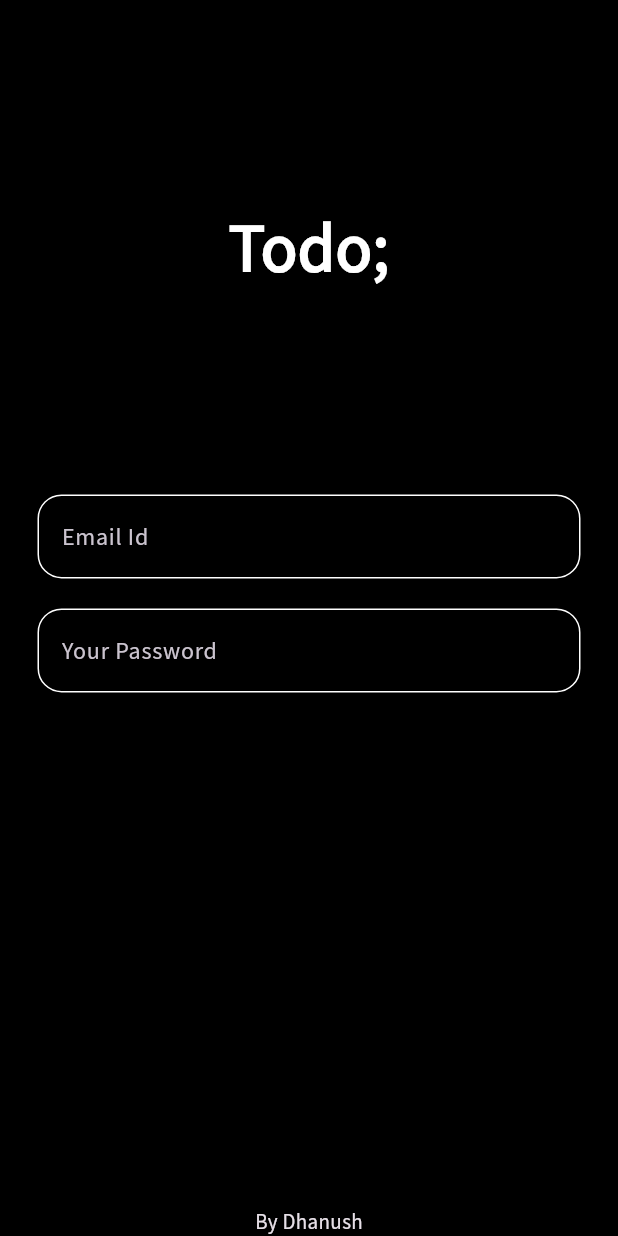
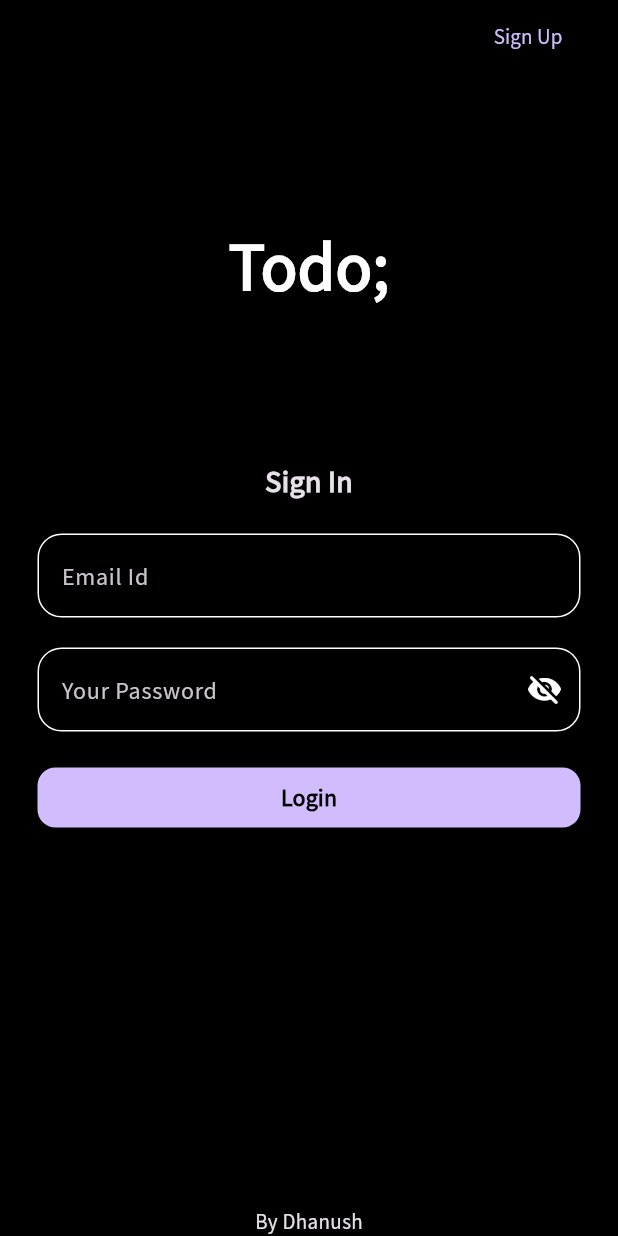
Before and after one commit to cyrDhanush/todo_flutter-app, a Flutter app: the screen it shows after launch, on a phone screen of 412 x 824 dp. Run offline on Flutter 3.47's test engine with Material 2 defaults, Android fonts, the phone set to English and light mode, and no system bars; our stand-ins replace cloud_firestore, firebase_auth, firebase_core; accounts and stored records are empty.

Commit message:
login completed

```diff
--- a/lib/global/global.dart
+++ b/lib/global/global.dart
@@ -1,4 +1,12 @@
+import 'package:cloud_firestore/cloud_firestore.dart';
+import 'package:firebase_auth/firebase_auth.dart';
 import 'package:flutter/material.dart';
 
 const Color bgColor = Colors.black;
 const Color themeColor = Color(0xff9575DE);
+
+FirebaseFirestore firestore = FirebaseFirestore.instance;
+FirebaseAuth auth = FirebaseAuth.instance;
+
+CollectionReference userref = firestore.collection('users');
+String? name;
--- a/lib/main.dart
+++ b/lib/main.dart
@@ -3,13 +3,13 @@ import 'package:flutter/material.dart';
 import 'package:flutter/services.dart';
 import 'package:todo/firebase_options.dart';
 import 'package:todo/global/global.dart';
-import 'package:todo/screens/mobile_screens/contentscreen.dart';
-import 'package:todo/screens/mobile_screens/homescreen.dart';
-import 'package:todo/screens/mobile_screens/loginscreen.dart';
+import 'package:todo/screens/mobile_screens/wrapper.dart';
 
 void main() async {
   SystemChrome.setSystemUIOverlayStyle(
       SystemUiOverlayStyle(statusBarColor: Colors.white.withAlpha(0)));
+
+  WidgetsFlutterBinding.ensureInitialized();
   await Firebase.initializeApp(
     options: DefaultFirebaseOptions.currentPlatform,
   );
@@ -34,7 +34,8 @@ class MyApp extends StatelessWidget {
         colorSchemeSeed: themeColor,
       ),
       // home: const HomeScreen(),
-      home: const LoginScreen(),
+      // home: const SignUpScreen(),
+      home: const MobileWrapper(),
     );
   }
 }
--- a/lib/screens/mobile_screens/loginscreen.dart
+++ b/lib/screens/mobile_screens/loginscreen.dart
@@ -1,5 +1,9 @@
 import 'package:flutter/material.dart';
 import 'package:todo/global/global.dart';
+import 'package:todo/helpers.dart';
+import 'package:todo/screens/mobile_screens/homescreen.dart';
+import 'package:todo/screens/mobile_screens/signupscreen.dart';
+import 'package:todo/services/loginservices.dart';
 
 class LoginScreen extends StatefulWidget {
   const LoginScreen({super.key});
@@ -9,18 +13,53 @@ class LoginScreen extends StatefulWidget {
 }
 
 class _LoginScreenState extends State<LoginScreen> {
+  TextEditingController _emailcontroller = TextEditingController();
+  TextEditingController _passwordcontroller = TextEditingController();
+
+  bool isObscure = true;
+
+  signin() async {
+    if (_emailcontroller.text != '' && _passwordcontroller.text != '') {
+      UIHelper.LoadingBlock(context: context);
+      String result = await LoginServices.loginWithEmailId(
+          emailid: _emailcontroller.text, password: _passwordcontroller.text);
+      Navigator.pop(context);
+      if (result == 'success') {
+        Navigator.pushReplacement(
+            context, MaterialPageRoute(builder: (context) => HomeScreen()));
+      } else {
+        UIHelper.showSnackBar(context: context, content: result);
+      }
+    } else {
+      UIHelper.showSnackBar(context: context, content: 'Invalid Entry');
+    }
+  }
+
   @override
   Widget build(BuildContext context) {
-    TextEditingController emailcontroller = TextEditingController();
-    TextEditingController passwordcontroller = TextEditingController();
     return Scaffold(
-      body: Container(
+      body: SafeArea(
+        child: Container(
           margin: EdgeInsets.symmetric(horizontal: 25),
           child: Column(
             mainAxisAlignment: MainAxisAlignment.center,
             children: [
+              Row(
+                mainAxisAlignment: MainAxisAlignment.end,
+                children: [
+                  TextButton(
+                    onPressed: () {
+                      Navigator.pushReplacement(
+                          context,
+                          MaterialPageRoute(
+                              builder: (context) => SignUpScreen()));
+                    },
+                    child: Text('Sign Up'),
+                  ),
+                ],
+              ),
               const Expanded(
-              flex: 2,
+                flex: 1,
                 child: Row(
                   mainAxisAlignment: MainAxisAlignment.center,
                   children: [
@@ -36,11 +75,19 @@ class _LoginScreenState extends State<LoginScreen> {
                 ),
               ),
               Expanded(
-              flex: 3,
+                flex: 2,
                 child: Column(
                   children: [
+                    Text(
+                      'Sign In',
+                      style: TextStyle(
+                        fontSize: 20,
+                        fontWeight: FontWeight.bold,
+                      ),
+                    ),
+                    SizedBox(height: 20),
                     TextField(
-                    controller: emailcontroller,
+                      controller: _emailcontroller,
                       decoration: InputDecoration(
                         hintText: 'example@gmail.com',
                         labelText: 'Email Id',
@@ -64,12 +111,27 @@ class _LoginScreenState extends State<LoginScreen> {
                       height: 20,
                     ),
                     TextField(
-                    controller: passwordcontroller,
-                    obscureText: true,
+                      controller: _passwordcontroller,
+                      obscureText: isObscure,
                       obscuringCharacter: '*',
                       decoration: InputDecoration(
                         hintText: '*********',
                         labelText: 'Your Password',
+                        suffixIcon: IconButton(
+                          onPressed: () {
+                            if (isObscure == true)
+                              isObscure = false;
+                            else
+                              isObscure = true;
+                            setState(() {});
+                          },
+                          icon: Icon(
+                            ((isObscure == true)
+                                ? (Icons.visibility_off_rounded)
+                                : (Icons.visibility_rounded)),
+                            color: Colors.white,
+                          ),
+                        ),
                         enabledBorder: OutlineInputBorder(
                           borderRadius: BorderRadius.circular(16),
                           borderSide: const BorderSide(
@@ -86,6 +148,32 @@ class _LoginScreenState extends State<LoginScreen> {
                         ),
                       ),
                     ),
+                    SizedBox(
+                      height: 20,
+                    ),
+                    FilledButton(
+                      onPressed: () {
+                        signin();
+                      },
+                      style: FilledButton.styleFrom(
+                        shape: RoundedRectangleBorder(
+                          borderRadius: BorderRadius.circular(12),
+                        ),
+                      ),
+                      child: const Row(
+                        mainAxisAlignment: MainAxisAlignment.center,
+                        children: [
+                          Text(
+                            'Login',
+                            style: TextStyle(
+                              fontSize: 16,
+                              fontWeight: FontWeight.bold,
+                              color: Colors.black,
+                            ),
+                          ),
+                        ],
+                      ),
+                    ),
                     Spacer(),
                     Text('By Dhanush'),
                   ],
@@ -94,6 +182,7 @@ class _LoginScreenState extends State<LoginScreen> {
             ],
           ),
         ),
+      ),
     );
   }
 }
```
Also changed, not shown: lib/helpers.dart (added, +47 -0 lines), lib/screens/mobile_screens/homescreen.dart (+14 -6 lines), lib/screens/mobile_screens/signupscreen.dart (added, +220 -0 lines), lib/screens/mobile_screens/wrapper.dart (added, +55 -0 lines), lib/services/loginservices.dart (+35 -1 lines), 2 other files. Lines whose indentation alone changed are shown as unchanged.
